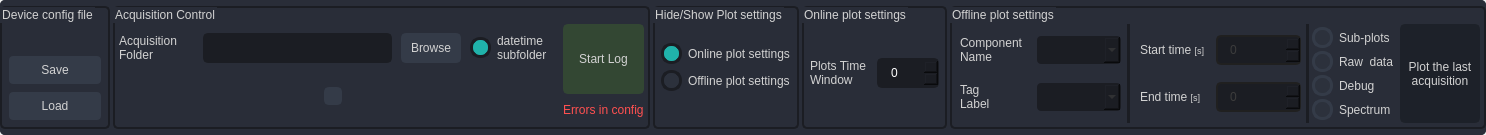
Before: the Qt Designer form Utilities/HSDPython_SDK/st_hsdatalog/st_hsdatalog/HSD_GUI/UI/log_control_widget.ui in STMicroelectronics/fp-sns-datalog2, drawn with Qt 5.
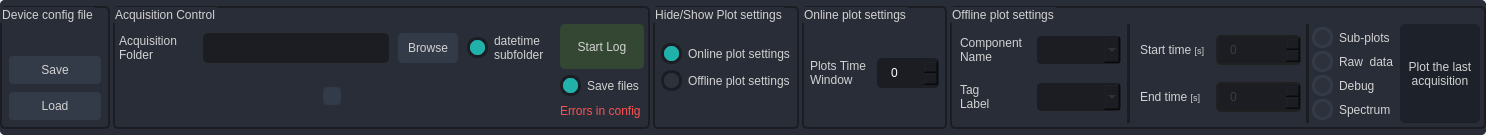
After: the same form once the commit is applied. Icons and pictures are not drawn.

The edit to the form file:
```diff
--- a/Utilities/HSDPython_SDK/st_hsdatalog/st_hsdatalog/HSD_GUI/UI/log_control_widget.ui
+++ b/Utilities/HSDPython_SDK/st_hsdatalog/st_hsdatalog/HSD_GUI/UI/log_control_widget.ui
@@ -748,6 +748,36 @@
                     </property>
                    </widget>
                   </item>
+                  <item>
+                   <widget class="QCheckBox" name="save_files_checkbox">
+                    <property name="styleSheet">
+                     <string notr="true">/* CHECKBOX */
+QCheckBox::indicator {
+    border: 3px solid rgb(27, 29, 35);
+	width: 15px;
+	height: 15px;
+	border-radius: 10px;
+    background: rgb(44, 49, 60);
+}
+QCheckBox::indicator:hover {
+    border: 3px solid rgb(58, 66, 81);
+}
+QCheckBox::indicator:checked {
+    background: rgb(32, 178, 170);
+	border: 3px solid rgb(27, 29, 35);
+}
+QCheckBox::indicator:checked:hover {
+    border: 3px solid rgb(58, 66, 81);
+}</string>
+                    </property>
+                    <property name="text">
+                     <string>Save files </string>
+                    </property>
+                    <property name="checked">
+                     <bool>true</bool>
+                    </property>
+                   </widget>
+                  </item>
                   <item>
                    <widget class="QLabel" name="config_errors_label">
                     <property name="sizePolicy">
```
